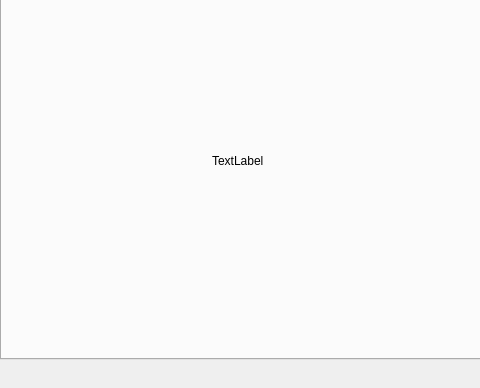
Above: gui/main_window.ui from Unmask06/rotalysis before the change; both pictures show x 0 to 480 and y 161 to 549 of the 793 by 549 pixel window. Below: the same form after it.
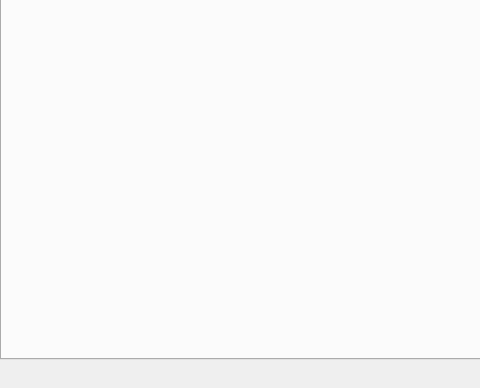
That is the form after the change.

```diff
--- a/gui/main_window.ui
+++ b/gui/main_window.ui
@@ -220,7 +220,7 @@
        </rect>
       </property>
       <property name="text">
-       <string>TextLabel</string>
+       <string/>
       </property>
      </widget>
     </widget>
```
